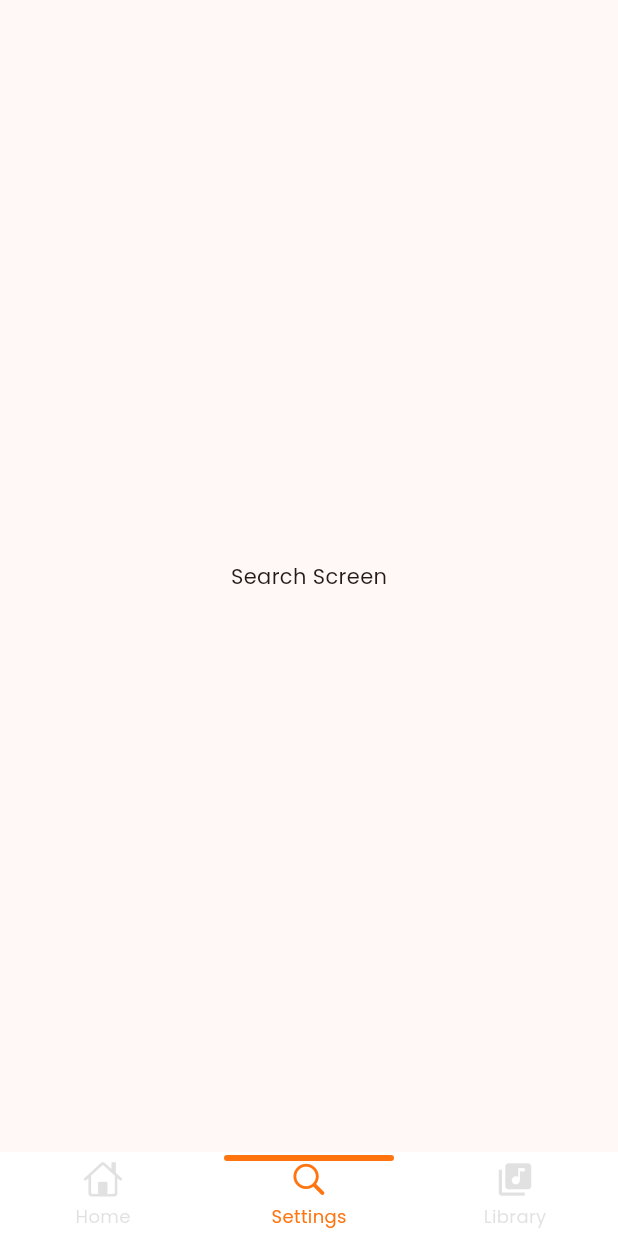
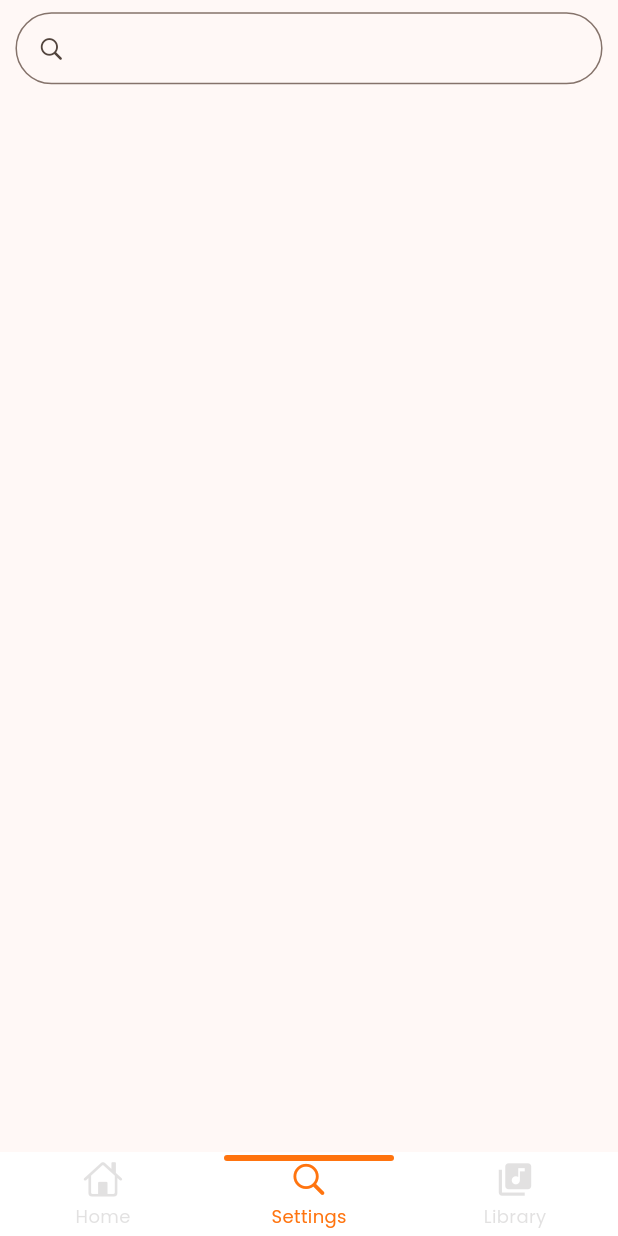
Before and after one commit to karthik324/mello-d, a Flutter app: the screen it shows after launch, item 2 of the bottom bar chosen, on a phone screen of 412 x 824 dp. Run offline on Flutter 3.47's test engine with Material 2 defaults, Android fonts, the phone set to English and light mode, and no system bars; drawn by our look-alikes of persistent_bottom_nav_bar; our stand-ins replace carousel_slider.

Commit message:
search screen, music play screen almost complete

```diff
--- a/lib/layers/presentation/main_screens/search_screen/search_screen.dart
+++ b/lib/layers/presentation/main_screens/search_screen/search_screen.dart
@@ -1,14 +1,47 @@
+import 'package:flutter/cupertino.dart';
 import 'package:flutter/material.dart';
+import 'package:mello_d/extensions/int_extension.dart';
+import 'package:mello_d/layers/styles/app_styles.dart';
 
 class SearchScreen extends StatelessWidget {
-  const SearchScreen({super.key});
+  SearchScreen({super.key});
+
+  final searchController = TextEditingController();
 
   @override
   Widget build(BuildContext context) {
-    return const Scaffold(
-      body: Center(
-        child: Text(
-          'Search Screen',
+    final size = MediaQuery.of(context).size;
+    return Scaffold(
+      body: SafeArea(
+        child: Padding(
+          padding: EdgeInsets.symmetric(horizontal: size.width * 0.025),
+          child: Column(
+            children: [
+              1.height(context),
+              TextFormField(
+                controller: searchController,
+                onChanged: (val) {
+
+                },
+                decoration: InputDecoration(
+                  isDense: true,
+                  contentPadding: const EdgeInsets.all(5),
+                  border: OutlineInputBorder(
+                    borderRadius: BorderRadius.circular(AppStyles.defaultBorderRadius + 20),
+                  ),
+                  prefixIcon: const Icon(
+                    CupertinoIcons.search,
+                  ),
+                  suffixIcon: Visibility(
+                    visible: searchController.text.isNotEmpty,
+                    child: const Icon(
+                      CupertinoIcons.clear,
+                    ),
+                  ),
+                ),
+              ),
+            ],
+          ),
         ),
       ),
     );
--- a/lib/main.dart
+++ b/lib/main.dart
@@ -33,10 +33,10 @@ class MyPersistentTabView extends StatelessWidget {
   const MyPersistentTabView({super.key});
 
   List<Widget> _buildScreens() {
-    return const [
-      HomeScreen(),
+    return [
+      const HomeScreen(),
       SearchScreen(),
-      LibraryScreen(),
+      const LibraryScreen(),
     ];
   }
 
```
Also changed, not shown: lib/layers/presentation/main_screens/home_screen/home_screen.dart (+48 -18 lines), lib/layers/presentation/sub_screens/play_music_screen/play_music_screen.dart (added, +68 -0 lines), lib/layers/routes/app_routes.dart (added, +23 -0 lines), lib/layers/widgets/custom_app_bar.dart (added, +16 -0 lines), lib/layers/widgets/music_tile.dart (+7 -4 lines).
